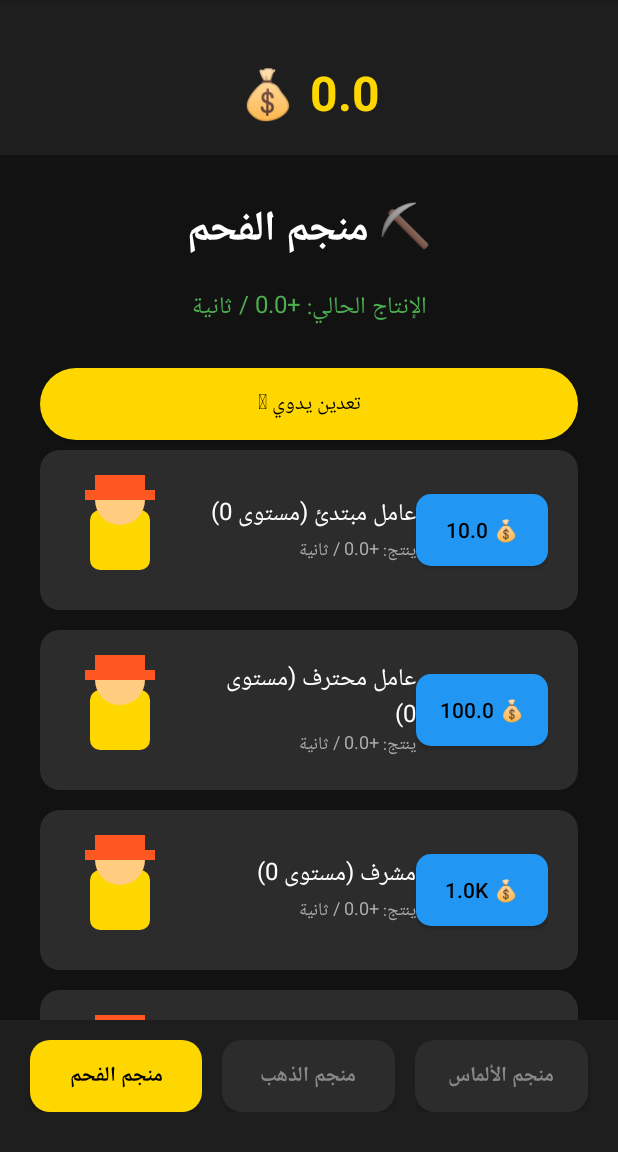
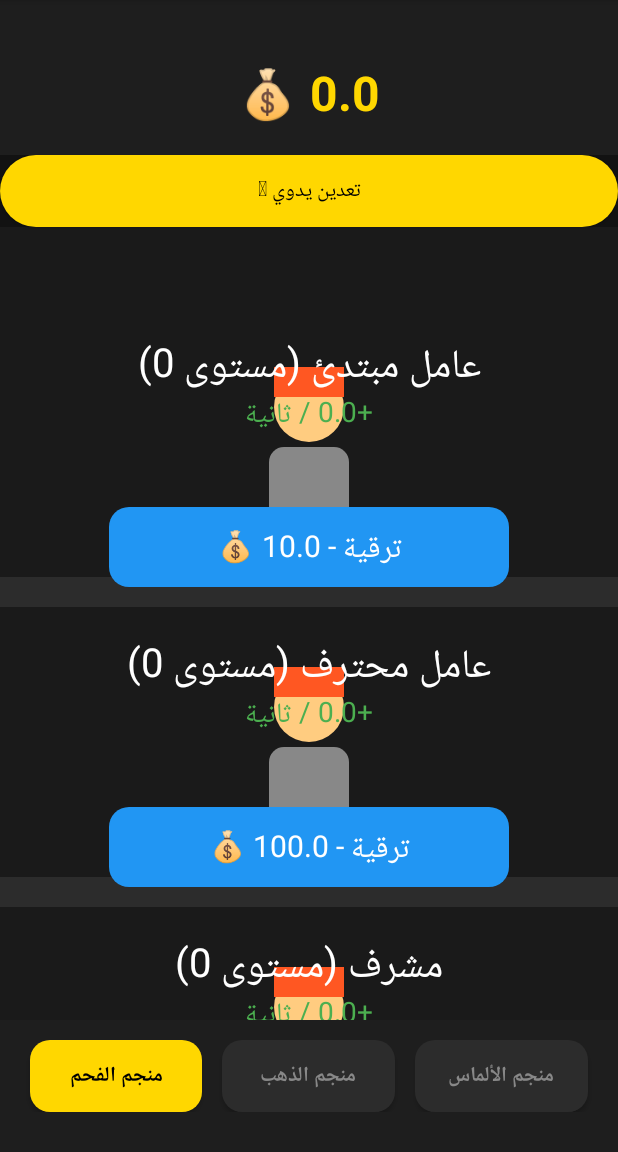
Before and after one commit to abdeabdetet662-glitch/IdleMinerClone, an Android app: the screen it shows after launch (MainActivity), on a phone screen of 412 x 824 dp, the part 84-1236 px from its top. Run offline under Robolectric (Android 15) with nearby library versions, the phone set to English and light mode, and no system bars.

Commit message:
Added graphical MineView and updated MainActivity

```diff
--- a/app/src/main/java/com/idleminer/clone/MainActivity.java
+++ b/app/src/main/java/com/idleminer/clone/MainActivity.java
@@ -1,16 +1,13 @@
 package com.idleminer.clone;
 
 import android.app.Activity;
-import android.graphics.Canvas;
 import android.graphics.Color;
-import android.graphics.Paint;
 import android.graphics.Typeface;
 import android.graphics.drawable.GradientDrawable;
 import android.os.Bundle;
 import android.os.Handler;
 import android.os.Looper;
 import android.view.Gravity;
-import android.view.View;
 import android.widget.Button;
 import android.widget.FrameLayout;
 import android.widget.LinearLayout;
@@ -37,7 +34,7 @@ public class MainActivity extends Activity {
         root.setOrientation(LinearLayout.VERTICAL);
         root.setBackgroundColor(Color.parseColor("#121212"));
 
-        // === 1. الشريط العلوي (الذهب) ===
+        // الشريط العلوي
         LinearLayout topBar = new LinearLayout(this);
         topBar.setGravity(Gravity.CENTER);
         topBar.setPadding(0, 60, 0, 30);
@@ -50,25 +47,23 @@ public class MainActivity extends Activity {
         topBar.addView(goldText);
         root.addView(topBar);
 
-        // === 2. منطقة المحتوى (المنجم الحالي) ===
+        // منطقة المحتوى
         ScrollView scroll = new ScrollView(this);
         scroll.setLayoutParams(new LinearLayout.LayoutParams(
                 LinearLayout.LayoutParams.MATCH_PARENT, 0, 1f));
 
         contentLayout = new LinearLayout(this);
         contentLayout.setOrientation(LinearLayout.VERTICAL);
-        contentLayout.setPadding(40, 40, 40, 40);
         scroll.addView(contentLayout);
         root.addView(scroll);
 
-        // === 3. شريط التنقل السفلي (المناجم) ===
+        // شريط التنقل السفلي
         tabsLayout = new LinearLayout(this);
         tabsLayout.setOrientation(LinearLayout.HORIZONTAL);
         tabsLayout.setBackgroundColor(Color.parseColor("#1E1E1E"));
         tabsLayout.setPadding(20, 20, 20, 40);
         root.addView(tabsLayout);
 
-        // === 4. إضافة المؤثرات البصرية (الرقم الطائر) ===
         FrameLayout mainFrame = new FrameLayout(this);
         mainFrame.addView(root);
         effects = new EffectsView(this);
@@ -123,24 +118,19 @@ public class MainActivity extends Activity {
         contentLayout.removeAllViews();
         Mine mine = game.mines.get(mineIndex);
 
-        // عنوان المنجم
-        TextView title = new TextView(this);
-        title.setText("⛏️ " + mine.name);
-        title.setTextColor(Color.WHITE);
-        title.setTextSize(28);
-        title.setTypeface(null, Typeface.BOLD);
-        title.setGravity(Gravity.CENTER);
-        contentLayout.addView(title);
+        if (!mine.isUnlocked) {
+            // شاشة القفل
+            LinearLayout lockLayout = new LinearLayout(this);
+            lockLayout.setOrientation(LinearLayout.VERTICAL);
+            lockLayout.setGravity(Gravity.CENTER);
+            lockLayout.setPadding(40, 200, 40, 40);
 
-        if (!mine.isUnlocked) {
-            // شاشة قفل المنجم
             TextView lockMsg = new TextView(this);
             lockMsg.setText("🔒 هذا المنجم مقفل\nتحتاج " + game.formatNumber(mine.unlockCost) + " لفتحه");
             lockMsg.setTextColor(Color.parseColor("#AAAAAA"));
             lockMsg.setTextSize(18);
             lockMsg.setGravity(Gravity.CENTER);
-            lockMsg.setPadding(0, 100, 0, 50);
-            contentLayout.addView(lockMsg);
+            lockLayout.addView(lockMsg);
 
             Button unlockBtn = new Button(this);
             unlockBtn.setText("فتح المنجم");
@@ -157,20 +147,12 @@ public class MainActivity extends Activity {
                     Toast.makeText(this, "لا تملك ذهباً كافياً!", Toast.LENGTH_SHORT).show();
                 }
             });
-            contentLayout.addView(unlockBtn);
+            lockLayout.addView(unlockBtn);
+            contentLayout.addView(lockLayout);
             return;
         }
 
-        // معلومات الدخل
-        TextView incomeInfo = new TextView(this);
-        incomeInfo.setText("الإنتاج الحالي: +" + game.formatNumber(mine.getTotalIncome()) + " / ثانية");
-        incomeInfo.setTextColor(Color.parseColor("#4CAF50"));
-        incomeInfo.setTextSize(16);
-        incomeInfo.setGravity(Gravity.CENTER);
-        incomeInfo.setPadding(0, 20, 0, 40);
-        contentLayout.addView(incomeInfo);
-
-        // زر التعدين اليدوي
+        // إضافة زر التعدين اليدوي في الأعلى
         Button tapBtn = new Button(this);
         tapBtn.setText("تعدين يدوي 🪨");
         tapBtn.setTextColor(Color.BLACK);
@@ -182,111 +164,21 @@ public class MainActivity extends Activity {
             double amount = 1 + (mine.getTotalIncome() * 0.1);
             game.gold += amount;
             updateGoldUI();
-
-            // إضافة المؤثر البصري
             if (effects != null) {
                 effects.addFloatingText("+" + game.formatNumber(amount),
                                         v.getX() + v.getWidth() / 2f,
                                         v.getY() + v.getHeight() / 2f,
                                         Color.parseColor("#FFD700"));
             }
-
-            // إضافة الصوت
-            try {
-                android.media.ToneGenerator tone = new android.media.ToneGenerator(android.media.AudioManager.STREAM_MUSIC, 80);
-                tone.startTone(android.media.ToneGenerator.TONE_PROP_BEEP, 40);
-            } catch (Exception e) {}
         });
         contentLayout.addView(tapBtn);
 
-        // قائمة العمال
-        for (int i = 0; i < mine.miners.size(); i++) {
-            final int minerIndex = i;
-            Miner worker = mine.miners.get(i);
-
-            LinearLayout card = new LinearLayout(this);
-            card.setOrientation(LinearLayout.HORIZONTAL);
-            card.setGravity(Gravity.CENTER_VERTICAL);
-            card.setPadding(30, 20, 30, 20);
-            GradientDrawable cardBg = new GradientDrawable();
-            cardBg.setColor(Color.parseColor("#2C2C2C"));
-            cardBg.setCornerRadius(20);
-            card.setBackground(cardBg);
-
-            LinearLayout.LayoutParams params = new LinearLayout.LayoutParams(
-                    LinearLayout.LayoutParams.MATCH_PARENT, LinearLayout.LayoutParams.WRAP_CONTENT);
-            params.setMargins(0, 10, 0, 10);
-            card.setLayoutParams(params);
-
-            // === رسم العامل الكرتوني ===
-            View workerAvatar = new View(this) {
-                @Override
-                protected void onDraw(Canvas canvas) {
-                    super.onDraw(canvas);
-                    Paint p = new Paint(Paint.ANTI_ALIAS_FLAG);
-
-                    // الجسم
-                    p.setColor(Color.parseColor("#FFD700"));
-                    canvas.drawRoundRect(20, 40, 80, 100, 10, 10, p);
-
-                    // الرأس
-                    p.setColor(Color.parseColor("#FFCC80"));
-                    canvas.drawCircle(50, 30, 25, p);
-
-                    // القبعة
-                    p.setColor(Color.parseColor("#FF5722"));
-                    canvas.drawRect(25, 5, 75, 25, p);
-                    canvas.drawRect(15, 20, 85, 30, p);
-                }
-            };
-            LinearLayout.LayoutParams avatarParams = new LinearLayout.LayoutParams(120, 120);
-            avatarParams.setMargins(0, 0, 20, 0);
-            workerAvatar.setLayoutParams(avatarParams);
-            card.addView(workerAvatar);
-
-            LinearLayout info = new LinearLayout(this);
-            info.setOrientation(LinearLayout.VERTICAL);
-            info.setLayoutParams(new LinearLayout.LayoutParams(0, LinearLayout.LayoutParams.WRAP_CONTENT, 1f));
-
-            TextView name = new TextView(this);
-            name.setText(worker.name + " (مستوى " + worker.level + ")");
-            name.setTextColor(Color.WHITE);
-            name.setTextSize(16);
-            info.addView(name);
-
-            TextView prod = new TextView(this);
-            prod.setText("ينتج: +" + game.formatNumber(worker.getTotalProduction()) + " / ثانية");
-            prod.setTextColor(Color.parseColor("#AAAAAA"));
-            prod.setTextSize(12);
-            info.addView(prod);
-
-            card.addView(info);
-
-            Button upBtn = new Button(this);
-            upBtn.setText(game.formatNumber(worker.currentCost) + " 💰");
-            upBtn.setTextColor(Color.BLACK);
-            GradientDrawable upBg = new GradientDrawable();
-            upBg.setColor(Color.parseColor("#2196F3"));
-            upBg.setCornerRadius(15);
-            upBtn.setBackground(upBg);
-
-            upBtn.setOnClickListener(v -> {
-                if (game.upgradeMiner(mineIndex, minerIndex)) {
-                    loadMineContent(mineIndex);
-                    updateGoldUI();
-                    // صوت الترقية
-                    try {
-                        android.media.ToneGenerator tone = new android.media.ToneGenerator(android.media.AudioManager.STREAM_MUSIC, 80);
-                        tone.startTone(android.media.ToneGenerator.TONE_PROP_ACK, 80);
-                    } catch (Exception e) {}
-                } else {
-                    Toast.makeText(this, "تحتاج المزيد من الذهب!", Toast.LENGTH_SHORT).show();
-                }
-            });
-            card.addView(upBtn);
-
-            contentLayout.addView(card);
-        }
+        // إضافة الواجهة الرسومية للعمال
+        MineView mineView = new MineView(this, mine, mineIndex);
+        LinearLayout.LayoutParams viewParams = new LinearLayout.LayoutParams(
+                LinearLayout.LayoutParams.MATCH_PARENT, (int) (getResources().getDisplayMetrics().density * 1500));
+        mineView.setLayoutParams(viewParams);
+        contentLayout.addView(mineView);
     }
 
     private void updateGoldUI() {
--- /dev/null
+++ b/app/src/main/java/com/idleminer/clone/MineView.java
@@ -0,0 +1,103 @@
+package com.idleminer.clone;
+
+import android.content.Context;
+import android.graphics.Canvas;
+import android.graphics.Color;
+import android.graphics.Paint;
+import android.graphics.RectF;
+import android.view.MotionEvent;
+import android.view.View;
+import android.widget.Toast;
+
+public class MineView extends View {
+    private Paint paint = new Paint(Paint.ANTI_ALIAS_FLAG);
+    private Mine mine;
+    private int mineIndex;
+    private GameManager game;
+
+    public MineView(Context context, Mine mine, int mineIndex) {
+        super(context);
+        this.mine = mine;
+        this.mineIndex = mineIndex;
+        this.game = GameManager.getInstance(context);
+        paint.setTextAlign(Paint.Align.CENTER);
+    }
+
+    @Override
+    protected void onDraw(Canvas canvas) {
+        super.onDraw(canvas);
+
+        canvas.drawColor(Color.parseColor("#1A1A1A"));
+
+        int startY = 100;
+        int floorHeight = 300;
+
+        for (int i = 0; i < mine.miners.size(); i++) {
+            Miner m = mine.miners.get(i);
+            float y = startY + (i * floorHeight);
+
+            // الأرضية
+            paint.setColor(Color.parseColor("#2C2C2C"));
+            canvas.drawRect(0, y + 250, getWidth(), y + 280, paint);
+
+            // العامل
+            drawMiner(canvas, getWidth() / 2f, y + 150, m.level > 0);
+
+            // الاسم
+            paint.setColor(Color.WHITE);
+            paint.setTextSize(40);
+            canvas.drawText(m.name + " (مستوى " + m.level + ")", getWidth() / 2f, y + 50, paint);
+
+            // الإنتاج
+            paint.setColor(Color.parseColor("#4CAF50"));
+            paint.setTextSize(28);
+            canvas.drawText("+" + game.formatNumber(m.getTotalProduction()) + " / ثانية", getWidth() / 2f, y + 95, paint);
+
+            // زر الترقية
+            drawUpgradeButton(canvas, getWidth() / 2f, y + 220, m);
+        }
+    }
+
+    private void drawMiner(Canvas canvas, float x, float y, boolean isActive) {
+        paint.setColor(isActive ? Color.parseColor("#FFD700") : Color.GRAY);
+        canvas.drawRoundRect(x - 40, y - 30, x + 40, y + 50, 15, 15, paint);
+
+        paint.setColor(Color.parseColor("#FFCC80"));
+        canvas.drawCircle(x, y - 70, 35, paint);
+
+        paint.setColor(Color.parseColor("#FF5722"));
+        canvas.drawRect(x - 35, y - 110, x + 35, y - 80, paint);
+    }
+
+    private void drawUpgradeButton(Canvas canvas, float x, float y, Miner m) {
+        paint.setColor(Color.parseColor("#2196F3"));
+        RectF btn = new RectF(x - 200, y - 40, x + 200, y + 40);
+        canvas.drawRoundRect(btn, 20, 20, paint);
+
+        paint.setColor(Color.WHITE);
+        paint.setTextSize(30);
+        canvas.drawText("ترقية - " + game.formatNumber(m.currentCost) + " 💰", x, y + 10, paint);
+    }
+
+    @Override
+    public boolean onTouchEvent(MotionEvent event) {
+        if (event.getAction() == MotionEvent.ACTION_DOWN) {
+            float y = event.getY();
+            int startY = 100;
+            int floorHeight = 300;
+
+            for (int i = 0; i < mine.miners.size(); i++) {
+                float btnY = startY + (i * floorHeight) + 220;
+                if (y > btnY - 40 && y < btnY + 40) {
+                    if (game.upgradeMiner(mineIndex, i)) {
+                        invalidate(); // إعادة رسم الشاشة لتحديث الأرقام
+                    } else {
+                        Toast.makeText(getContext(), "تحتاج المزيد من الذهب!", Toast.LENGTH_SHORT).show();
+                    }
+                    return true;
+                }
+            }
+        }
+        return super.onTouchEvent(event);
+    }
+}
```
